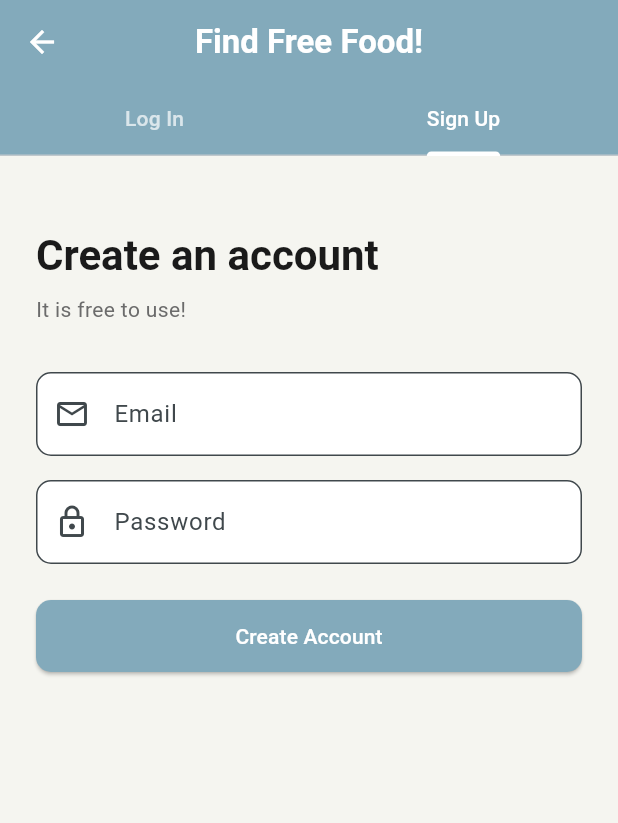
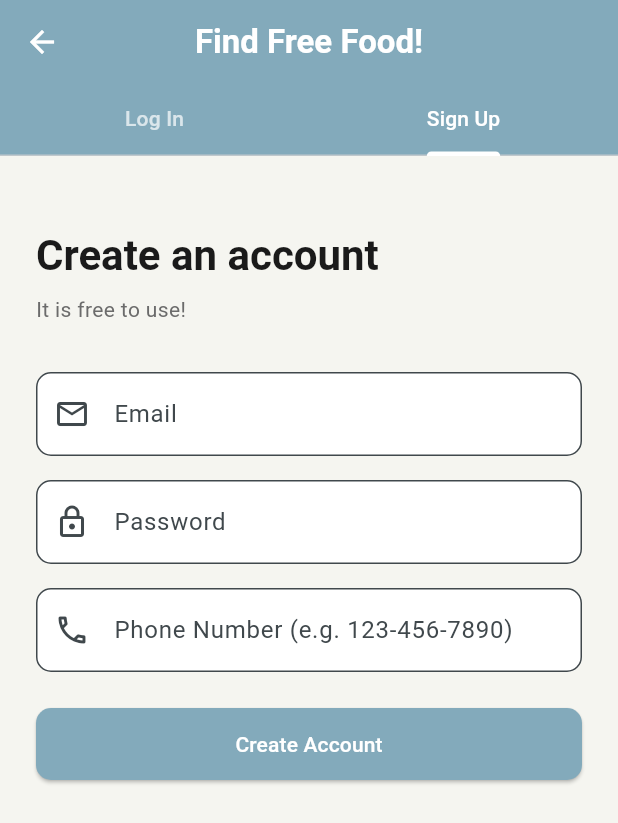
Before and after one commit to p-anika/congressional-app, a Flutter app: the UserAuthScreen screen opened directly, tab 2 chosen, on a phone screen of 412 x 824 dp. Shown: the top 823 px of the screen. Run offline on Flutter 3.47's test engine with Material 3 defaults, Android fonts, the phone set to English and light mode, and no system bars; our stand-ins replace cloud_firestore, firebase_auth, firebase_core, flutter_map, geolocator, latlong2; accounts and stored records are empty.

Commit message:
add phone number to user signup and my info edit

```diff
--- a/lib/providers/auth_provider.dart
+++ b/lib/providers/auth_provider.dart
@@ -123,7 +123,8 @@ class AuthProvider extends ChangeNotifier {
     await FirebaseService.signIn(email, password);
   }
 
-  Future<void> signUpUser(String email, String password) async {
+  Future<void> signUpUser(String email, String password,
+      {String phone = ''}) async {
     final cred = await FirebaseService.signUp(email, password);
     final uid = cred.user!.uid;
     await FirebaseService.createUserDoc(AppUser(
@@ -131,7 +132,7 @@ class AuthProvider extends ChangeNotifier {
       email: email,
       role: 'user',
       allergies: [],
-      phone: '',
+      phone: phone,
     ));
   }
 
--- a/lib/screens/user/user_auth_screen.dart
+++ b/lib/screens/user/user_auth_screen.dart
@@ -21,6 +21,7 @@ class _UserAuthScreenState extends State<UserAuthScreen>
   final _loginPassword = TextEditingController();
   final _signupEmail = TextEditingController();
   final _signupPassword = TextEditingController();
+  final _signupPhone = TextEditingController();
 
   @override
   void initState() {
@@ -35,6 +36,7 @@ class _UserAuthScreenState extends State<UserAuthScreen>
     _loginPassword.dispose();
     _signupEmail.dispose();
     _signupPassword.dispose();
+    _signupPhone.dispose();
     super.dispose();
   }
 
@@ -68,7 +70,8 @@ class _UserAuthScreenState extends State<UserAuthScreen>
     try {
       await context
           .read<AuthProvider>()
-          .signUpUser(_signupEmail.text.trim(), _signupPassword.text);
+          .signUpUser(_signupEmail.text.trim(), _signupPassword.text,
+              phone: _signupPhone.text.trim());
       if (mounted) {
         Navigator.of(context).pushAndRemoveUntil(
           MaterialPageRoute(builder: (_) => const UserHomeScreen()),
@@ -170,6 +173,14 @@ class _UserAuthScreenState extends State<UserAuthScreen>
                 labelText: 'Password', prefixIcon: Icon(Icons.lock_outlined)),
             obscureText: true,
           ),
+          const SizedBox(height: 16),
+          TextField(
+            controller: _signupPhone,
+            decoration: const InputDecoration(
+                labelText: 'Phone Number (e.g. 123-456-7890)',
+                prefixIcon: Icon(Icons.phone_outlined)),
+            keyboardType: TextInputType.phone,
+          ),
           if (_error != null) ...[
             const SizedBox(height: 12),
             Text(_error!, style: const TextStyle(color: Colors.red)),
```
Also changed, not shown: lib/screens/user/my_info_screen.dart (+72 -1 lines).
